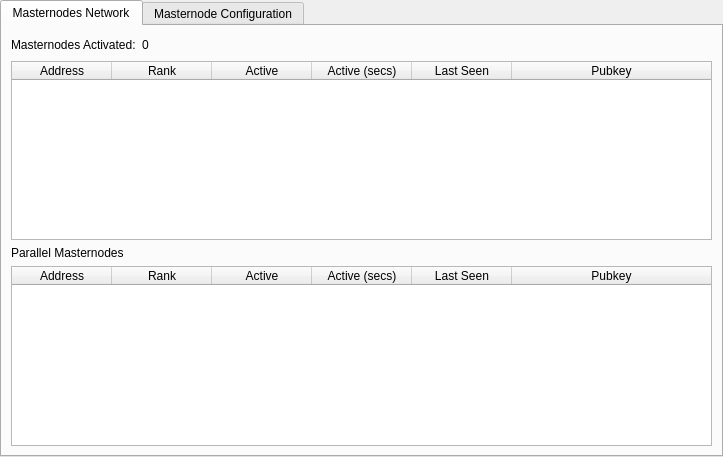
SPDR-Core/spdr, file src/qt/forms/masternodemanager.ui: the form before one commit.
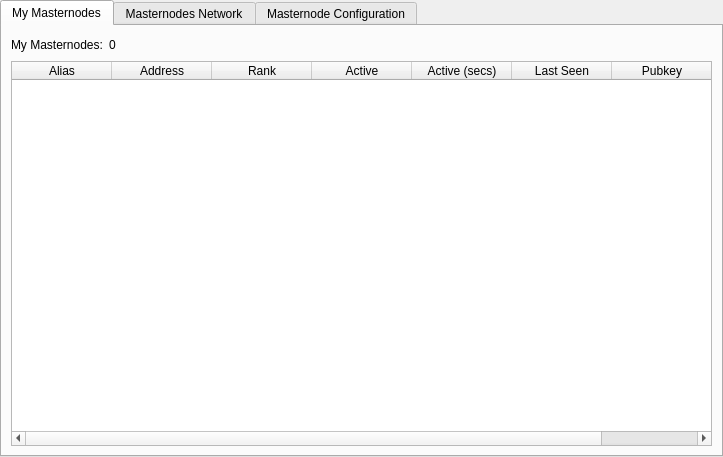
The form after the commit.

Commit message: Masternode QT tab add, small fixes

The edit to the form file:
```diff
--- a/src/qt/forms/masternodemanager.ui
+++ b/src/qt/forms/masternodemanager.ui
@@ -27,7 +27,96 @@
        <property name="currentIndex">
         <number>0</number>
        </property>
-       <widget class="QWidget" name="tab">
+       <widget class="QWidget" name="tab_my">
+        <attribute name="title">
+         <string>My Masternodes</string>
+        </attribute>
+        <layout class="QGridLayout" name="gridLayout_3">
+         <item row="2" column="0">
+          <layout class="QHBoxLayout" name="horizontalLayout_6">
+           <item>
+            <widget class="QLabel" name="label_3">
+             <property name="text">
+              <string>My Masternodes:</string>
+             </property>
+            </widget>
+           </item>
+           <item>
+            <widget class="QLabel" name="myCountTable">
+             <property name="text">
+              <string>0</string>
+             </property>
+            </widget>
+           </item>
+           <item>
+            <spacer name="horizontalSpacer_4">
+             <property name="orientation">
+              <enum>Qt::Horizontal</enum>
+             </property>
+             <property name="sizeHint" stdset="0">
+              <size>
+               <width>455</width>
+               <height>20</height>
+              </size>
+             </property>
+            </spacer>
+           </item>
+          </layout>
+         </item>
+         <item row="4" column="0" colspan="3">
+          <widget class="QTableWidget" name="tableWidgetMy">
+           <property name="editTriggers">
+            <set>QAbstractItemView::NoEditTriggers</set>
+           </property>
+           <property name="alternatingRowColors">
+            <bool>true</bool>
+           </property>
+           <property name="selectionBehavior">
+            <enum>QAbstractItemView::SelectRows</enum>
+           </property>
+           <attribute name="horizontalHeaderStretchLastSection">
+            <bool>true</bool>
+           </attribute>
+           <column>
+            <property name="text">
+             <string>Alias</string>
+            </property>
+           </column>
+           <column>
+            <property name="text">
+             <string>Address</string>
+            </property>
+           </column>
+           <column>
+            <property name="text">
+             <string>Rank</string>
+            </property>
+           </column>
+           <column>
+            <property name="text">
+             <string>Active</string>
+            </property>
+           </column>
+           <column>
+            <property name="text">
+             <string>Active (secs)</string>
+            </property>
+           </column>
+           <column>
+            <property name="text">
+             <string>Last Seen</string>
+            </property>
+           </column>
+           <column>
+            <property name="text">
+             <string>Pubkey</string>
+            </property>
+           </column>
+          </widget>
+         </item>
+        </layout>
+       </widget>
+       <widget class="QWidget" name="tab_2">
         <attribute name="title">
          <string>Masternodes Network</string>
         </attribute>
```
Left out of the diff: 13 changed lines with no effect on the pictures. The commit also changes 5 other files.
